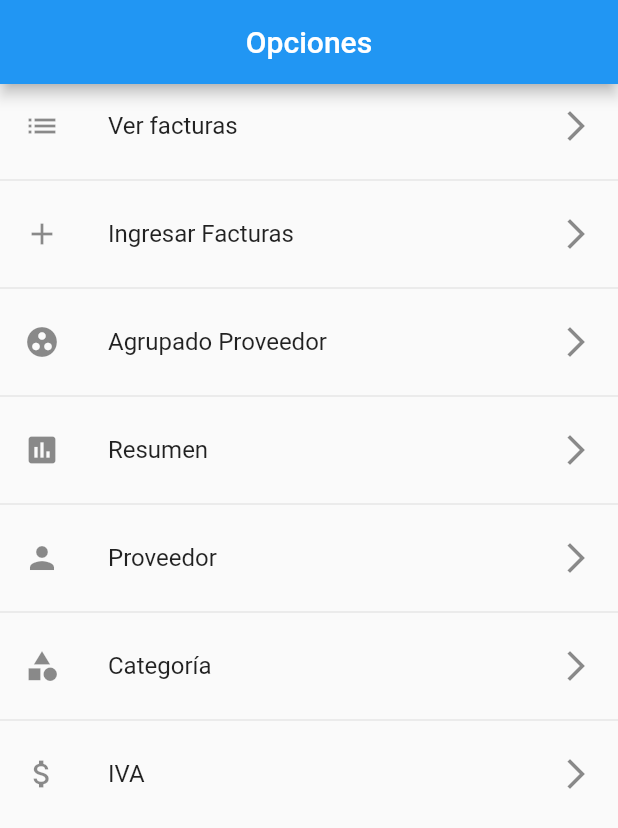
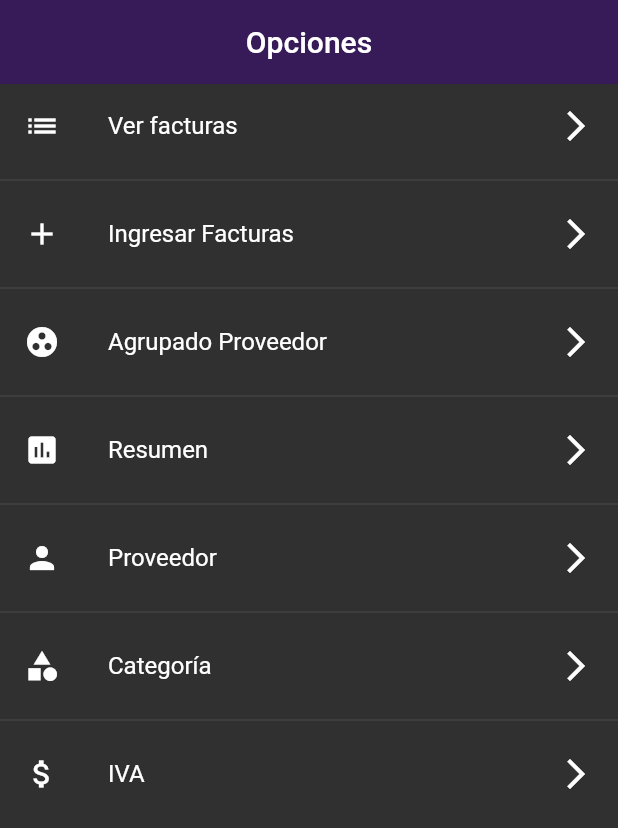
Before and after one commit to B3rert/facuturas_registro, a Flutter app: the screen it shows after launch, on a phone screen of 412 x 824 dp. Shown: the top 828 px of the screen. Run offline on Flutter 3.47's test engine with Material 2 defaults, Android fonts, the light colour scheme and no system bars.

Commit message:
AppTheme

```diff
--- a/lib/main.dart
+++ b/lib/main.dart
@@ -1,4 +1,5 @@
 import 'package:facuturas_registro/routes/app_routes.dart';
+import 'package:facuturas_registro/themes/app_theme.dart';
 import 'package:flutter/material.dart';
 
 void main() => runApp(const MyApp());
@@ -11,6 +12,7 @@ class MyApp extends StatelessWidget {
     return MaterialApp(
       debugShowCheckedModeBanner: false,
       title: 'Impuestos',
+      theme: AppTheme.darkTheme,
       initialRoute: AppRoutes.initialRoute,
       onGenerateRoute: AppRoutes.onGenerateRoute,
       routes: AppRoutes.routes,
--- a/lib/screens/ingresar_screen.dart
+++ b/lib/screens/ingresar_screen.dart
@@ -8,7 +8,10 @@ class IngresarScreen extends StatelessWidget {
 
   @override
   Widget build(BuildContext context) {
-    return const Scaffold(
+    return Scaffold(
+      appBar: AppBar(
+        title: const Center(child: Text('Nueva factura')),
+      ),
       body: Center(
         child: Text('IngresarScreen'),
       ),
--- /dev/null
+++ b/lib/themes/app_theme.dart
@@ -0,0 +1,95 @@
+import 'package:flutter/material.dart';
+
+class AppTheme {
+  //Color primario de la app
+  static const Color primary = Color(0xff371B58);
+  static const Color grayAppBar = Color(0xfff5f5f5);
+  static const Color secondary = Color(0xff4C3575);
+  static const Color activeStep = Color(0xffcccccc);
+  static const Color disableStep = primary;
+  static const Color disableStepPrimary = Color(0xFF636564);
+  static const Color disableStepSecondary = Color(0xFFBABABA);
+  static const Color disableStepLine = Color(0xFFDADADA);
+
+  //Tema claro
+  static final ThemeData lightTheme = ThemeData.light().copyWith(
+    primaryColor: primary,
+    appBarTheme: const AppBarTheme(
+      color: primary,
+      elevation: 0,
+    ),
+    textButtonTheme: TextButtonThemeData(
+      style: TextButton.styleFrom(
+        primary: primary,
+      ),
+    ),
+    floatingActionButtonTheme: const FloatingActionButtonThemeData(
+      backgroundColor: primary,
+    ),
+    elevatedButtonTheme: ElevatedButtonThemeData(
+      style: ElevatedButton.styleFrom(
+        primary: primary,
+        elevation: 0,
+        shape: const StadiumBorder(),
+      ),
+    ),
+    inputDecorationTheme: InputDecorationTheme(
+      floatingLabelStyle: const TextStyle(
+        color: primary,
+      ),
+      enabledBorder: OutlineInputBorder(
+        borderSide: const BorderSide(color: primary),
+        borderRadius: BorderRadius.circular(8),
+      ),
+      focusedBorder: OutlineInputBorder(
+        borderSide: const BorderSide(color: primary),
+        borderRadius: BorderRadius.circular(8),
+      ),
+      border: OutlineInputBorder(
+        //borderSide: const BorderSide(color: primary),
+        borderRadius: BorderRadius.circular(8),
+      ),
+    ),
+  );
+
+  //Tema oscuro
+  static final ThemeData darkTheme = ThemeData.dark().copyWith(
+    primaryColor: primary,
+    appBarTheme: const AppBarTheme(
+      color: primary,
+      elevation: 0,
+    ),
+    textButtonTheme: TextButtonThemeData(
+      style: TextButton.styleFrom(
+        primary: primary,
+      ),
+    ),
+    floatingActionButtonTheme: const FloatingActionButtonThemeData(
+      backgroundColor: primary,
+    ),
+    elevatedButtonTheme: ElevatedButtonThemeData(
+      style: ElevatedButton.styleFrom(
+        primary: primary,
+        elevation: 0,
+        shape: const StadiumBorder(),
+      ),
+    ),
+    inputDecorationTheme: InputDecorationTheme(
+      floatingLabelStyle: const TextStyle(
+        color: primary,
+      ),
+      enabledBorder: OutlineInputBorder(
+        borderSide: const BorderSide(color: primary),
+        borderRadius: BorderRadius.circular(8),
+      ),
+      focusedBorder: OutlineInputBorder(
+        borderSide: const BorderSide(color: primary),
+        borderRadius: BorderRadius.circular(8),
+      ),
+      border: OutlineInputBorder(
+        //borderSide: const BorderSide(color: primary),
+        borderRadius: BorderRadius.circular(8),
+      ),
+    ),
+  );
+}
```
Also changed, not shown: lib/widgets/cutom_input.dart (added, +58 -0 lines), lib/widgets/widgets.dart (added).
